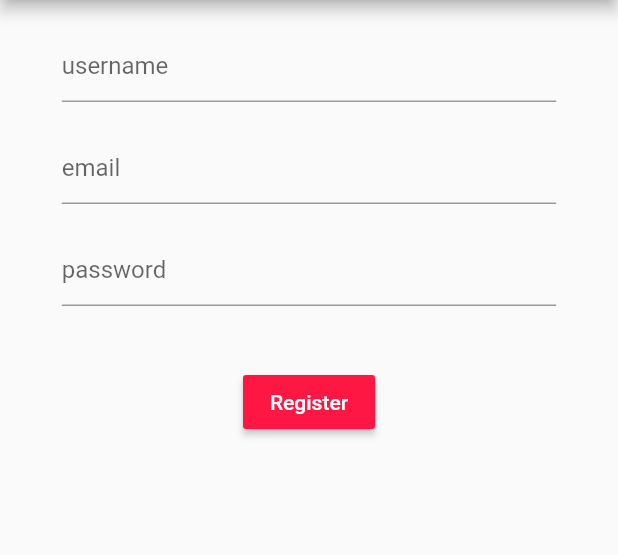
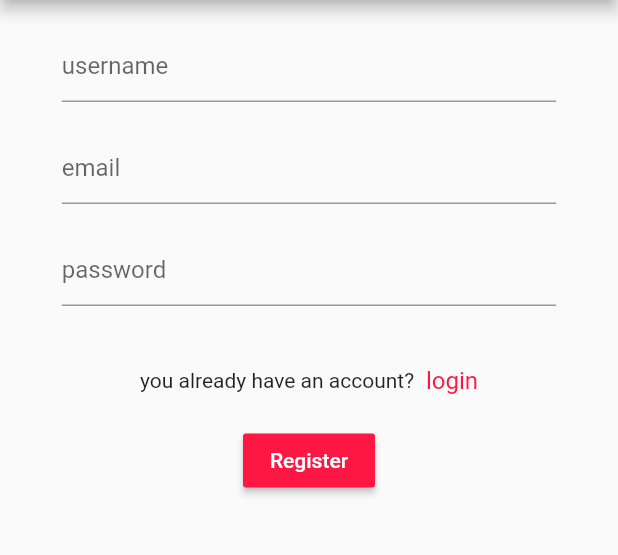
Before and after one commit to alifaraji64/youtube_clone_bloc_pattern, a Flutter app: the screen it shows after launch, on a phone screen of 412 x 824 dp, the part 84-639 px from its top. Run offline on Flutter 3.47's test engine with Material 2 defaults, Android fonts, the phone set to English and light mode, and no system bars; our stand-ins replace bloc, chewie, file_picker, firebase_core, firebase_storage, flutter_bloc and 3 more; missing offline and left inert: video_compress; accounts and stored records are empty.

```diff
--- a/lib/data/repositories/firebase_operations.dart
+++ b/lib/data/repositories/firebase_operations.dart
@@ -1,4 +1,3 @@
-import 'dart:developer';
 import 'dart:io';
 
 import 'package:firebase_storage/firebase_storage.dart';
--- a/lib/main.dart
+++ b/lib/main.dart
@@ -2,6 +2,8 @@ import 'package:flutter/material.dart';
 import 'package:flutter_bloc/flutter_bloc.dart';
 import 'package:youtube_clone/presentation/cubits/avatar_storage_cubit.dart';
 import 'package:youtube_clone/presentation/cubits/avatar_to_mysql_cubit.dart';
+import 'package:youtube_clone/presentation/cubits/get_videos_cubit.dart';
+import 'package:youtube_clone/presentation/cubits/login_cubit.dart';
 import 'package:youtube_clone/presentation/cubits/profile_avatar_picker_cubit.dart';
 import 'package:youtube_clone/presentation/cubits/register_cubit.dart';
 import 'package:youtube_clone/presentation/cubits/thumbnail_picker_cubit.dart';
@@ -12,6 +14,7 @@ import 'package:youtube_clone/presentation/cubits/video_picker_cubit.dart';
 import 'package:youtube_clone/presentation/cubits/video_storage_cubit.dart';
 import 'package:youtube_clone/presentation/cubits/video_to_mysql_cubit.dart';
 import 'package:youtube_clone/presentation/pages/home_screen.dart';
+import 'package:youtube_clone/presentation/pages/login_screen.dart';
 import 'package:youtube_clone/presentation/pages/register_screen.dart';
 import 'package:youtube_clone/presentation/pages/splash_screen.dart';
 import 'package:firebase_core/firebase_core.dart';
@@ -41,6 +44,8 @@ class MyApp extends StatelessWidget {
         BlocProvider(create: (context) => VideoStorageCubit()),
         BlocProvider(create: (context) => ThumbnailStorageCubit()),
         BlocProvider(create: (context) => VideoToMysqlCubit()),
+        BlocProvider(create: (context) => GetVideosCubit()),
+        BlocProvider(create: (context) => LoginCubit()),
       ],
       child: MaterialApp(
         debugShowCheckedModeBanner: false,
@@ -66,7 +71,8 @@ class MyApp extends StatelessWidget {
           '/register': (context) => RegisterScreen(),
           '/home': (context) => HomeScreen(),
           '/video': (context) => VideoScreen(),
-          '/uploadVideo': (context) => UploadVideo()
+          '/uploadVideo': (context) => UploadVideo(),
+          '/login': (context) => LoginScreen(),
         },
       ),
     );
--- a/lib/presentation/cubits/avatar_to_mysql_cubit.dart
+++ b/lib/presentation/cubits/avatar_to_mysql_cubit.dart
@@ -12,6 +12,8 @@ class AvatarToMysqlCubit extends Cubit<AvatarToMysqlState> {
       //don't need to show any success msg
       await _userInfo.addProfileImage(url);
     } on CustomException catch (e) {
+      print('fsd');
+      print(e);
       emit(AvatarToMysqError(msg: e.msg));
     } catch (e) {
       emit(AvatarToMysqError(
--- /dev/null
+++ b/lib/presentation/cubits/get_videos_cubit.dart
@@ -0,0 +1,22 @@
+import 'package:bloc/bloc.dart';
+import 'package:meta/meta.dart';
+import 'package:youtube_clone/data/repositories/video.dart';
+
+part 'get_videos_state.dart';
+
+class GetVideosCubit extends Cubit<GetVideosState> {
+  GetVideosCubit() : super(GetVideosInitial());
+  Video _video = Video();
+  List videos;
+  Future getVideos() async {
+    print('bumm');
+    try {
+      videos = await _video.getVideos();
+      emit(GetVideosDone(videos: videos));
+    } on CustomException catch (e) {
+      emit(GetVideosError(msg: e.msg));
+    } catch (e) {
+      emit(GetVideosError(msg: e.toString()));
+    }
+  }
+}
--- /dev/null
+++ b/lib/presentation/cubits/get_videos_state.dart
@@ -0,0 +1,18 @@
+part of 'get_videos_cubit.dart';
+
+@immutable
+abstract class GetVideosState {
+  const GetVideosState();
+}
+
+class GetVideosInitial extends GetVideosState {}
+
+class GetVideosDone extends GetVideosState {
+  final List videos;
+  const GetVideosDone({this.videos});
+}
+
+class GetVideosError extends GetVideosState {
+  final String msg;
+  const GetVideosError({this.msg});
+}
--- /dev/null
+++ b/lib/presentation/cubits/login_cubit.dart
@@ -0,0 +1,25 @@
+import 'package:bloc/bloc.dart';
+import 'package:meta/meta.dart';
+import 'package:shared_preferences/shared_preferences.dart';
+import 'package:youtube_clone/data/repositories/authentication.dart';
+
+part 'login_state.dart';
+
+class LoginCubit extends Cubit<LoginState> {
+  LoginCubit() : super(LoginInitial());
+  Authentication _authentication = Authentication();
+  Future login(String username, String password) async {
+    print(username + password);
+    emit(InProcess());
+    try {
+      String token = await _authentication.login(username, password);
+      SharedPreferences prefs = await SharedPreferences.getInstance();
+      prefs.setString('jwt', token);
+      emit(LoginDone());
+    } on NetworkException catch (e) {
+      emit(Error(e.msg));
+    } catch (e) {
+      emit(Error('an unknown error occured'));
+    }
+  }
+}
--- /dev/null
+++ b/lib/presentation/cubits/login_state.dart
@@ -0,0 +1,17 @@
+part of 'login_cubit.dart';
+
+@immutable
+abstract class LoginState {
+  const LoginState();
+}
+
+class LoginInitial extends LoginState {}
+
+class LoginDone extends LoginState {}
+
+class InProcess extends LoginState {}
+
+class Error extends LoginState {
+  final String msg;
+  const Error(this.msg);
+}
--- a/lib/presentation/cubits/user_info_cubit.dart
+++ b/lib/presentation/cubits/user_info_cubit.dart
@@ -11,11 +11,13 @@ class UserInfoCubit extends Cubit<UserInfoState> {
   UserInfo _userInfo = UserInfo();
   User user;
   Future fetchUserInfo() async {
+    print('fetchin user info');
     try {
       user = await _userInfo.fetchUserInfo();
       SharedPreferences prefs = await SharedPreferences.getInstance();
       prefs.setString('uid', user.uid);
-      print('g');
+      print('uid when fetched');
+      print(prefs.get('uid'));
       emit(UserInfoLoaded(user: user));
     } on CustomException catch (e) {
       emit(Error(msg: e.msg));
--- a/lib/presentation/cubits/video_compress_cubit.dart
+++ b/lib/presentation/cubits/video_compress_cubit.dart
@@ -10,12 +10,10 @@ part 'video_compress_state.dart';
 class VideoCompressCubit extends Cubit<VideoCompressState> {
   VideoCompressCubit() : super(VideoCompressInitial());
   File compressedVideo;
-  double progress;
   Subscription _subscription;
   compressVideo<File>(String videoPath) async {
     _subscription?.unsubscribe();
     _subscription = VideoCompress.compressProgress$.subscribe((progress) {
-      debugPrint('gjhgjhgjhguyguyg: $progress');
       emit(VideoCompressInProgress(progress: progress));
     });
     try {
--- a/lib/presentation/pages/register_screen.dart
+++ b/lib/presentation/pages/register_screen.dart
@@ -52,6 +52,27 @@ class _RegisterScreenState extends State<RegisterScreen> {
                       obscureText: true,
                     ),
                     SizedBox(height: 40),
+                    Row(
+                      mainAxisAlignment: MainAxisAlignment.center,
+                      children: [
+                        Text('you already have an account?'),
+                        GestureDetector(
+                          child: Text(
+                            '  login',
+                            style: TextStyle(
+                              color: Colors.redAccent[400],
+                              fontSize: 16,
+                            ),
+                          ),
+                          onTap: () {
+                            Navigator.pushNamed(context, '/login');
+                          },
+                        )
+                      ],
+                    ),
+                    SizedBox(
+                      height: 20,
+                    ),
                     //button
                     BlocBuilder<RegisterCubit, RegisterState>(
                         builder: (context, state) {
@@ -83,6 +104,7 @@ class _RegisterScreenState extends State<RegisterScreen> {
                         );
                       }
                     }),
+
                     BlocListener<RegisterCubit, RegisterState>(
                       listener: (context, state) {
                         if (state is Error) {
--- a/lib/presentation/pages/upload_video.dart
+++ b/lib/presentation/pages/upload_video.dart
@@ -1,8 +1,5 @@
-import 'dart:io';
-
 import 'package:flutter/material.dart';
 import 'package:flutter_bloc/flutter_bloc.dart';
-import 'package:shared_preferences/shared_preferences.dart';
 import 'package:youtube_clone/presentation/cubits/thumbnail_picker_cubit.dart';
 import 'package:youtube_clone/presentation/cubits/thumbnail_storage_cubit.dart';
 import 'package:youtube_clone/presentation/cubits/video_compress_cubit.dart';
```
Also changed, not shown: lib/data/repositories/authentication.dart (+12 -1 lines), lib/data/repositories/video.dart (+22 -0 lines), lib/presentation/pages/home_screen.dart (+14 -2 lines), lib/presentation/pages/login_screen.dart (added, +115 -0 lines), lib/presentation/pages/video_screen.dart (+26 -25 lines), lib/presentation/widgets/profile.dart (+94 -12 lines).
